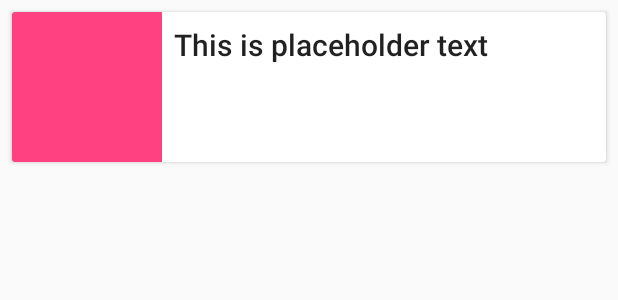
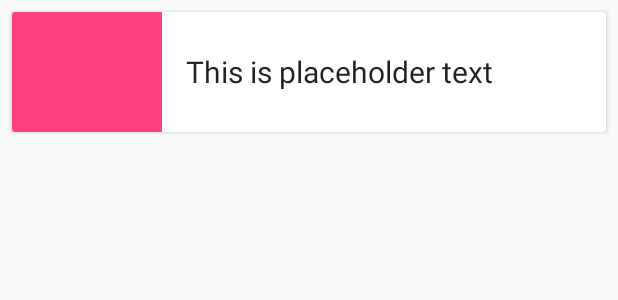
Before and after one commit to anandbibek/Advaitam-2016, an Android app: the layout list_row.xml on its own in the app's theme, with its tools: preview values and no code run, on a phone screen of 412 x 824 dp. Shown: the top 300 px of the screen. Run offline under Robolectric (Android 15) with nearby library versions, the phone set to English and light mode, and no system bars; network calls fail.

Commit message:
UI improvements

```diff
--- a/app/src/main/res/layout/list_row.xml
+++ b/app/src/main/res/layout/list_row.xml
@@ -2,7 +2,7 @@
 <android.support.v7.widget.CardView xmlns:android="http://schemas.android.com/apk/res/android"
     xmlns:tools="http://schemas.android.com/tools"
     android:layout_width="match_parent"
-    android:layout_height="100dp"
+    android:layout_height="80dp"
     android:layout_margin="8dp">
 
     <RelativeLayout
@@ -21,13 +21,14 @@
         <TextView
             android:id="@+id/title"
             android:layout_width="match_parent"
-            android:layout_height="match_parent"
+            android:layout_height="wrap_content"
             android:layout_centerVertical="true"
             android:layout_toRightOf="@+id/thumbnail"
             android:lineSpacingMultiplier="1.15"
-            android:padding="8dp"
+            android:padding="16dp"
             tools:text="This is placeholder text"
-            android:textAppearance="@style/TextAppearance.AppCompat.Title" />
+            android:textAppearance="@style/TextAppearance.AppCompat.Headline"
+            android:textSize="20sp"/>
 
     </RelativeLayout>
 </android.support.v7.widget.CardView>
```
Also changed, not shown: app/src/main/res/layout/content_detail_contact.xml (indentation only), app/src/main/res/layout/content_detail_desc.xml (indentation only).
